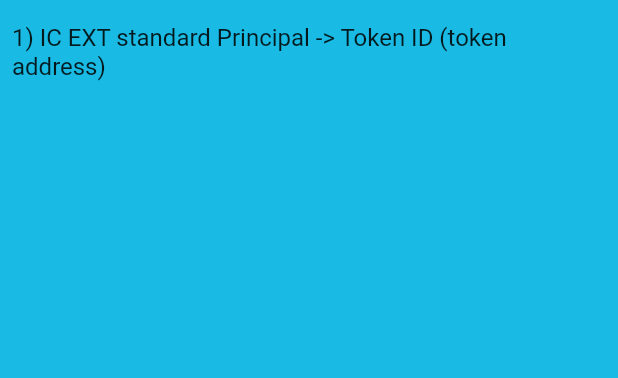
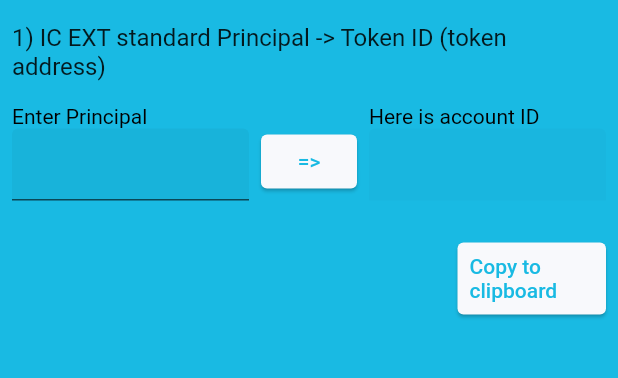
Before and after one commit to Nikola1994/ic-tools, a Flutter app: the screen it shows after launch, on a phone screen of 412 x 824 dp, the part 107-485 px from its top. Run offline on Flutter 3.47's test engine with Material 2 defaults, Android fonts, the phone set to English and light mode, and no system bars; drawn by our look-alikes of auto_size_text; our stand-ins replace bloc, flutter_bloc, flutter_offline; missing offline and left inert: agent_dart, connectivity_plus_web, network_info_plus_web, shared_preferences_web.

Commit message:
Fixing principal->accountID

```diff
--- a/lang/en.json
+++ b/lang/en.json
@@ -6,6 +6,11 @@
 
     "ext_principal_to_token_id": "1) IC EXT standard Principal -> Token ID (token address)",
 
+    "ext_principal_enter_principal": "Enter Principal",
+    "ext_principal_enter_sign": "=>",
+    "ext_principal_enter_accountId": "Here is account ID",
+    "ext_principal_enter_copyToClipboard": "Copy to clipboard",
+
     "main_route_click_me": "Click me",
 
     "loading_dialog_title": "Loading..."
--- a/lib/bloc/main/main_bloc.dart
+++ b/lib/bloc/main/main_bloc.dart
@@ -1,6 +1,10 @@
+import 'dart:typed_data';
+
+import 'package:agent_dart/utils/extension.dart';
 import 'package:bloc/bloc.dart';
+import 'package:flutter/services.dart';
 import 'package:flutter/widgets.dart';
-import 'package:ic_tools/resources/loading/loading_dialog.dart';
+import 'package:ic_tools/services/all_services.dart';
 
 part 'main_event.dart';
 part 'main_state.dart';
@@ -8,11 +12,22 @@ part 'main_state.dart';
 class MainBloc extends Bloc<MainEvent, MainState> {
 
   final BuildContext context;
+  final TextEditingController _principalController = TextEditingController();
+  final TextEditingController _accountIDController = TextEditingController();
 
   MainBloc(this.context) : super(InitialMainState()) {
-    on<LoadingMainEvent>((event, emit) {
-      LoadingDialog.show(context);
+    on<CalculateAccountIdMainEvent>((event, emit) {
+      Uint8List accountId = AllServices().icService.getAccountIdFromPrincipal(_principalController.text);
+      String accountIdString = accountId.toHex();
+
+      accountIDController.text = accountIdString;
+      emit(InitialMainState());
+    });
+    on<CopyToClipboardAccountIdMainEvent>((event, emit) {
+      Clipboard.setData(ClipboardData(text: _accountIDController.text));
     });
   }
 
+  TextEditingController get principalController => _principalController;
+  TextEditingController get accountIDController => _accountIDController;
 }
--- a/lib/bloc/main/main_event.dart
+++ b/lib/bloc/main/main_event.dart
@@ -4,3 +4,7 @@ part of 'main_bloc.dart';
 abstract class MainEvent {}
 
 class LoadingMainEvent extends MainEvent {}
+
+class CalculateAccountIdMainEvent extends MainEvent {}
+
+class CopyToClipboardAccountIdMainEvent extends MainEvent {}
--- /dev/null
+++ b/lib/resources/widgets/text_field/form_text_field.dart
@@ -0,0 +1,97 @@
+import 'package:auto_size_text/auto_size_text.dart';
+import 'package:flutter/material.dart';
+import 'package:ic_tools/app_localisation.dart';
+import 'package:ic_tools/resources/values/colors.dart';
+import 'package:ic_tools/resources/values/dimen.dart';
+
+enum FormTextFieldEnum {
+  text,
+  password,
+  email,
+}
+
+class FormTextField extends StatelessWidget {
+
+  final FormTextFieldEnum type;
+  final TextEditingController controller;
+  final String? labelText;
+  final EdgeInsets margin;
+  final bool obscureText;
+  final bool enabled;
+
+  const FormTextField.text({
+    Key? key,
+    required this.controller,
+    this.type = FormTextFieldEnum.text,
+    this.margin = const EdgeInsets.only(bottom: margin_medium),
+    this.labelText,
+    this.obscureText = false,
+    this.enabled = true
+  }) : super(key: key);
+
+  const FormTextField.email({
+    Key? key,
+    required this.controller,
+    this.type = FormTextFieldEnum.email,
+    this.margin = const EdgeInsets.only(bottom: margin_medium),
+    this.labelText,
+    this.obscureText = false,
+    this.enabled = true
+  }) : super(key: key);
+
+  const FormTextField.password({
+    Key? key,
+    required this.controller,
+    this.type = FormTextFieldEnum.password,
+    this.margin = const EdgeInsets.only(bottom: margin_medium),
+    this.labelText,
+    this.obscureText = true,
+    this.enabled = true
+  }) : super(key: key);
+
+  @override
+  Widget build(BuildContext context) {
+    return Container(
+      margin: margin,
+      child: Column(
+        crossAxisAlignment: CrossAxisAlignment.start,
+        children: [
+          AutoSizeText(
+            labelText ?? "",
+            style: const TextStyle(
+              fontSize: font_size,
+              color: color_black,
+            ),
+            maxLines: 1,
+          ),
+          TextFormField(
+            enabled: enabled,
+            controller: controller,
+            validator: (value) {
+              if (type == FormTextFieldEnum.text) {
+                if(value == null || value == "") {
+                  return AppLocalizations.of(context).translate("text_field_validation");
+                }
+              }
+              return null;
+            },
+            decoration: InputDecoration(
+              filled: true,
+              hintText: AppLocalizations.of(context).translate("text_field_start_typing_hint"),
+              counterText: "",
+            ),
+            style: formTextStyle(),
+            obscureText: obscureText,
+          ),
+        ],
+      )
+    );
+  }
+
+  TextStyle formTextStyle() {
+    return const TextStyle(
+      fontSize: font_size,
+      color: color_black,
+    );
+  }
+}
--- a/lib/route/main_route.dart
+++ b/lib/route/main_route.dart
@@ -6,6 +6,7 @@ import 'package:ic_tools/bloc/main/main_bloc.dart';
 import 'package:ic_tools/resources/core/internet_scaffold.dart';
 import 'package:ic_tools/resources/values/colors.dart';
 import 'package:ic_tools/resources/values/dimen.dart';
+import 'package:ic_tools/resources/widgets/text_field/form_text_field.dart';
 
 class MainRoute extends StatelessWidget {
 
@@ -99,18 +100,74 @@ class _MainStatefulWidgetState extends State<_MainStatefulWidget> {
                   ),
                   child: Row(
                     children: [
-
+                      Expanded(
+                        child: FormTextField.text(
+                          labelText: AppLocalizations.of(context).translate("ext_principal_enter_principal"),
+                          controller: _bloc.principalController
+                        ),
+                      ),
+                      Container(
+                        margin: const EdgeInsets.only(
+                          left: margin,
+                          right: margin,
+                        ),
+                        child: TextButton(
+                          onPressed: () {
+                            _bloc.add(CalculateAccountIdMainEvent());
+                          },
+                          style: TextButton.styleFrom(
+                            primary: color_blue,
+                            backgroundColor: color_white,
+                            shadowColor: color_black,
+                            elevation: 1,
+                          ),
+                          child: AutoSizeText(
+                            AppLocalizations.of(context).translate("ext_principal_enter_sign"),
+                          ),
+                        ),
+                      ),
+                      Expanded(
+                        child: FormTextField.text(
+                            labelText: AppLocalizations.of(context).translate("ext_principal_enter_accountId"),
+                            enabled: false,
+                            controller: _bloc.accountIDController
+                        ),
+                      ),
+                    ],
+                  ),
+                ),
+                Container(
+                  margin: const EdgeInsets.only(
+                    left: margin,
+                    right: margin,
+                    top: margin,
+                    bottom: margin,
+                  ),
+                  child: Row(
+                    children: [
+                      const Expanded(
+                        flex: 3,
+                        child: SizedBox()
+                      ),
+                      Expanded(
+                        child: TextButton(
+                          onPressed: () {
+                            _bloc.add(CopyToClipboardAccountIdMainEvent());
+                          },
+                          style: TextButton.styleFrom(
+                            primary: color_blue,
+                            backgroundColor: color_white,
+                            shadowColor: color_black,
+                            elevation: 1,
+                          ),
+                          child: AutoSizeText(
+                            AppLocalizations.of(context).translate("ext_principal_enter_copyToClipboard"),
+                          ),
+                        ),
+                      )
                     ],
                   ),
                 )
-                // TextButton(
-                //   child: AutoSizeText(
-                //     AppLocalizations.of(context).translate("main_route_click_me")
-                //   ),
-                //   onPressed: () {
-                //     _bloc.add(LoadingMainEvent());
-                //   },
-                // ),
               ],
             )
           ),
--- a/lib/services/ic_service.dart
+++ b/lib/services/ic_service.dart
@@ -16,4 +16,18 @@ class ICService {
    return Principal.fromUint8Array(uList).toText();
   }
 
+  Uint8List getAccountIdFromPrincipal(String principal) {
+
+    final hash = SHA224();
+    hash.update(('\x0Aaccount-id').plainToU8a());
+    hash.update(Principal.fromText(principal).toBlob());
+    hash.update(Uint8List(32));
+    final data = hash.digest();
+    final view = ByteData(4);
+    view.setUint32(0, getCrc32(data.buffer));
+    final checksum = view.buffer.asUint8List();
+    final bytes = Uint8List.fromList(data);
+    return Uint8List.fromList([...checksum, ...bytes]);
+  }
+
 }
```
